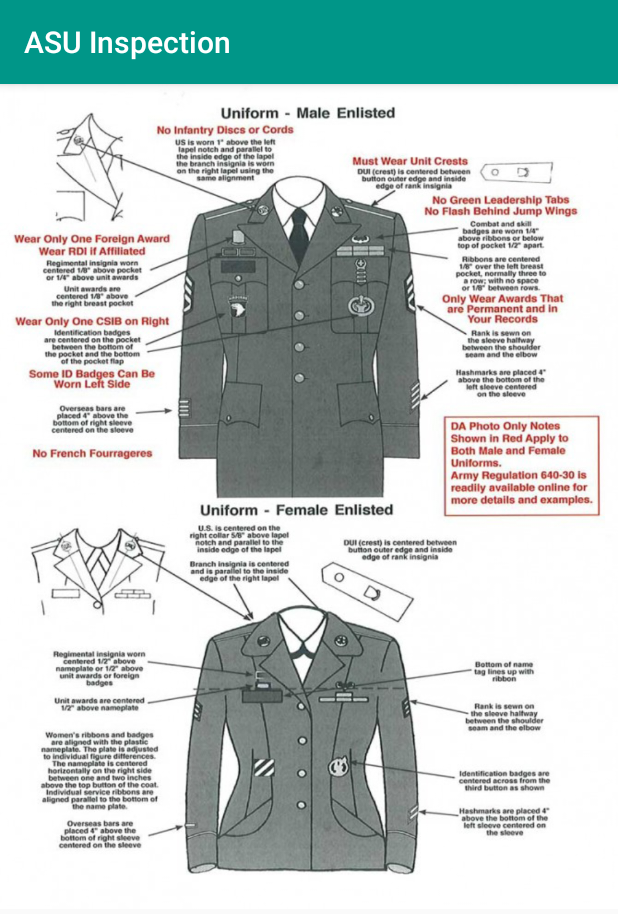
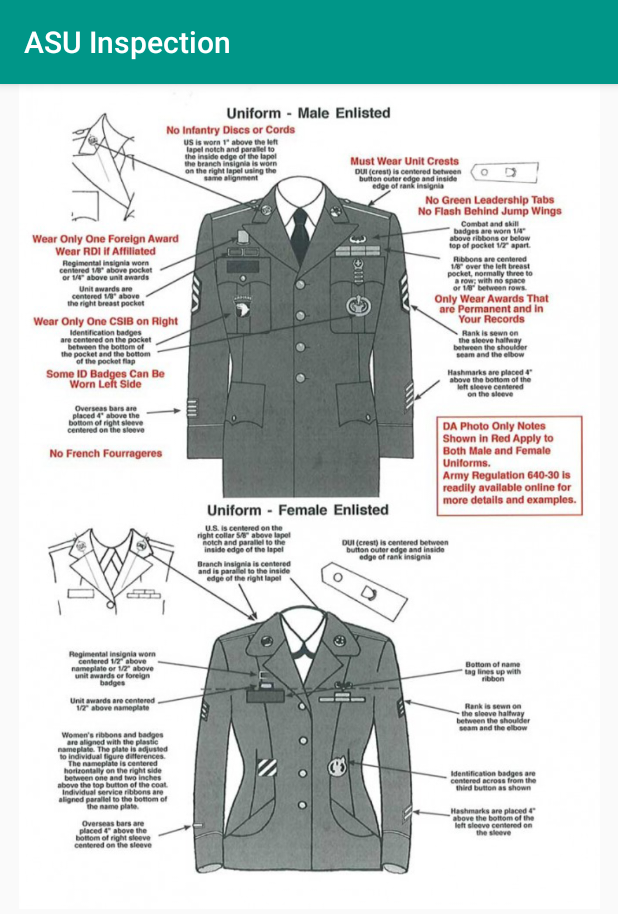
Before and after one commit to AroM-old/PhaseUp, an Android app: the ASUActivity screen opened directly, with no data from a screen before it, on a phone screen of 412 x 824 dp. Shown: the top 914 px of the screen. Run offline under Robolectric (Android 15) with nearby library versions, the phone set to English and light mode, and no system bars.

Commit message:
Minor fixes

```diff
--- a/app/src/main/java/com/example/android/phaseup/ASUActivity.java
+++ b/app/src/main/java/com/example/android/phaseup/ASUActivity.java
@@ -1,14 +1,45 @@
 package com.example.android.phaseup;
 
+import android.graphics.Matrix;
 import android.os.Bundle;
 import android.support.v7.app.AppCompatActivity;
+import android.view.MotionEvent;
+import android.view.ScaleGestureDetector;
+import android.widget.ImageView;
 
 public class ASUActivity extends AppCompatActivity {
+
+    ImageView imageView;
+    Matrix matrix = new Matrix();
+    Float scale = 1f;
+    ScaleGestureDetector SGD;
 
     @Override
     protected void onCreate(Bundle savedInstanceState) {
         super.onCreate(savedInstanceState);
         setContentView(R.layout.activity_asu);
 
+        imageView = (ImageView) findViewById(R.id.asu_image);
+        SGD = new ScaleGestureDetector(this, new ScaleListener());
+
+    }
+
+    private class ScaleListener extends ScaleGestureDetector.SimpleOnScaleGestureListener {
+
+        @Override
+        public boolean onScale(ScaleGestureDetector detector) {
+            scale = scale * detector.getScaleFactor();
+            scale = Math.max(0.1f, Math.min(scale, 5f));
+            matrix.setScale(scale, scale);
+            imageView.setImageMatrix(matrix);
+            return true;
+        }
+    }
+
+    @Override
+    public boolean onTouchEvent(MotionEvent event) {
+        imageView.setScaleType(ImageView.ScaleType.MATRIX);
+        SGD.onTouchEvent(event);
+        return true;
     }
 }
--- a/app/src/main/res/layout/activity_asu.xml
+++ b/app/src/main/res/layout/activity_asu.xml
@@ -13,11 +13,12 @@
 
         <ImageView
             android:id="@+id/asu_image"
-            android:layout_width="wrap_content"
+            android:layout_width="550dp"
             android:layout_height="550dp"
             android:src="@drawable/asu_image"
+            android:maxHeight="100dp"
+            android:maxWidth="50dp"
             android:layout_gravity="center"
-            android:scaleType="fitXY"/>
-
+            android:scaleType="fitCenter"/>
     </LinearLayout>
 </ScrollView>
```
Also changed, not shown: app/src/main/res/values/strings.xml (+3 -5 lines), app/src/main/res/mipmap-hdpi/ic_launcher.png, app/src/main/res/mipmap-mdpi/ic_launcher.png, app/src/main/res/mipmap-xhdpi/ic_launcher.png, app/src/main/res/mipmap-xxhdpi/ic_launcher.png, app/src/main/res/mipmap-xxxhdpi/ic_launcher.png, 2 other files.
